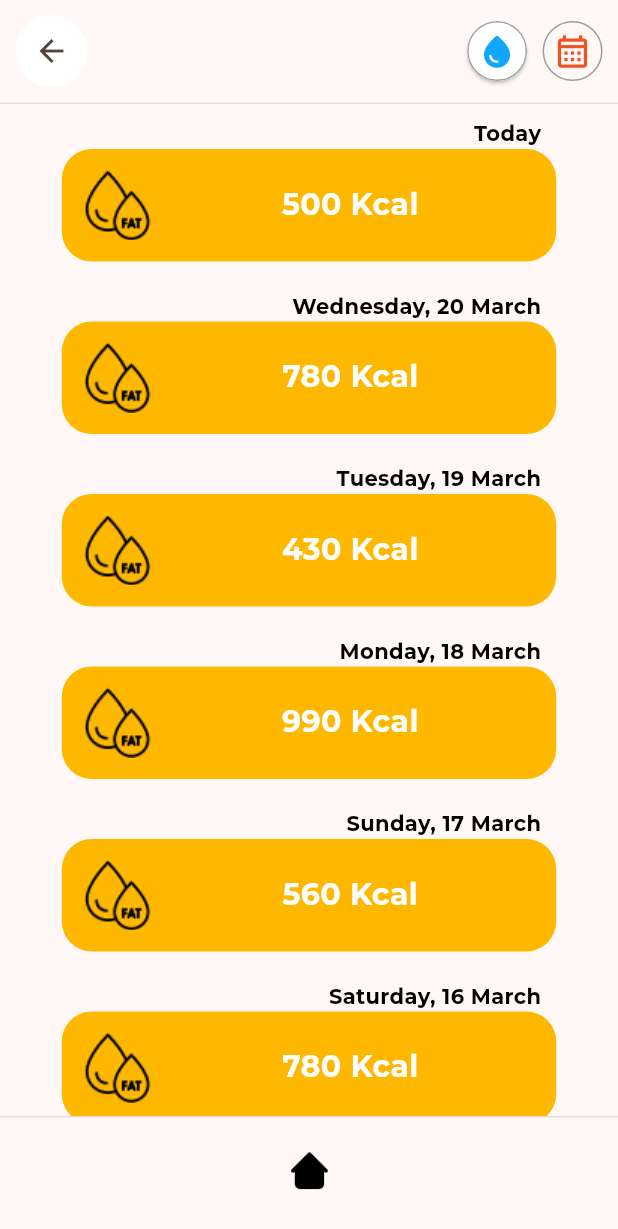
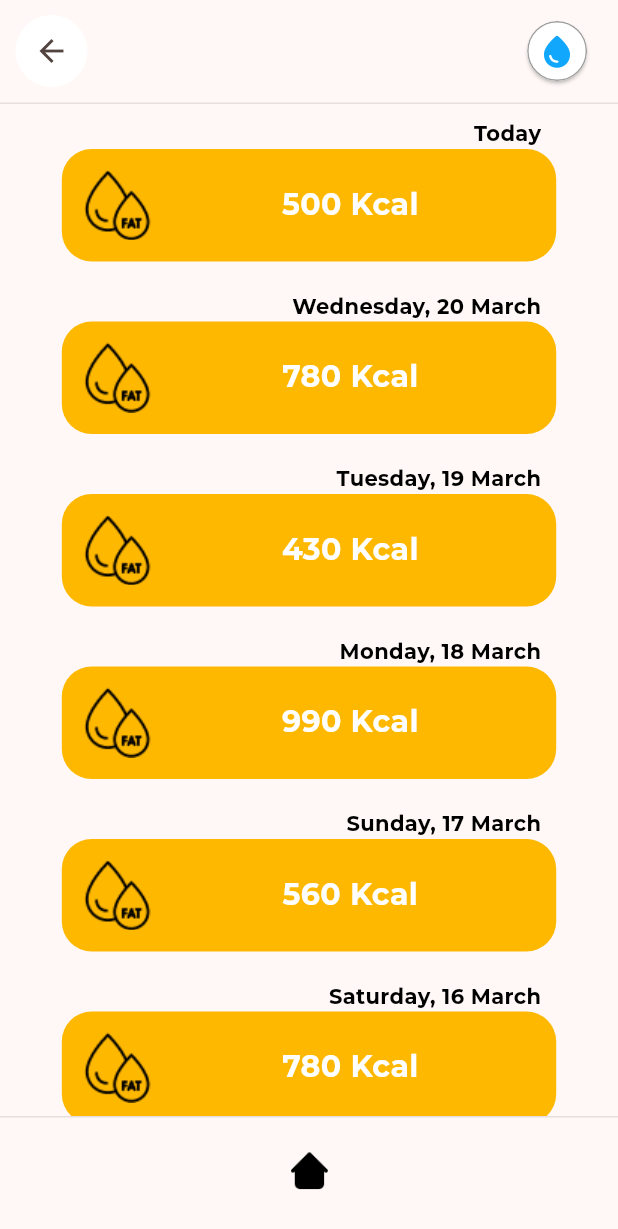
Before and after one commit to MydudeEiEi/Health-Tracker, a Flutter app: the NutritionPage screen opened directly, on a phone screen of 412 x 824 dp. Shown: the top 1229 px of the screen. Run offline on Flutter 3.47's test engine with Material 3 defaults, Android fonts, the phone set to English and light mode, and no system bars; our stand-ins replace cloud_firestore, firebase_auth, firebase_core, firebase_storage, flutter_slidable, google_fonts and 4 more; missing offline and left inert: day_night_time_picker, health; accounts and stored records are empty; network calls fail.

Commit message:
add popup for calendar

```diff
--- a/lib/pages/nutrition_page.dart
+++ b/lib/pages/nutrition_page.dart
@@ -56,10 +56,6 @@ class _NutritionPageState extends State<NutritionPage> {
     });
   }
 
-  void _onTapWaterDrop() {}
-
-  void _onTapCalendar() {}
-
   @override
   Widget build(BuildContext context) {
     final double topScreenMargin = MediaQuery.of(context).viewPadding.top;
@@ -99,27 +95,6 @@ class _NutritionPageState extends State<NutritionPage> {
                   const Spacer(),
                   const WaterDropButton(),
                   SizedBox(width: screenWidth * .025),
-                  Ink(
-                    decoration: BoxDecoration(
-                      border: Border.all(color: Colors.grey, width: 1),
-                      color: Colors.transparent,
-                      shape: BoxShape.circle,
-                    ),
-                    child: InkWell(
-                      //This keeps the splash effect within the circle
-                      borderRadius: BorderRadius.circular(
-                          1000.0), //Something large to ensure a circle
-                      onTap: _onTapCalendar,
-                      child: const Padding(
-                        padding: EdgeInsets.all(6),
-                        child: Icon(
-                          Icons.calendar_month_outlined,
-                          size: 26,
-                          color: MyColors.redCalendar,
-                        ),
-                      ),
-                    ),
-                  )
                 ],
               ),
             ),
```
Also changed, not shown: lib/components/calendar_button.dart (added, +33 -0 lines), lib/pages/main_page.dart (+21 -3 lines).
